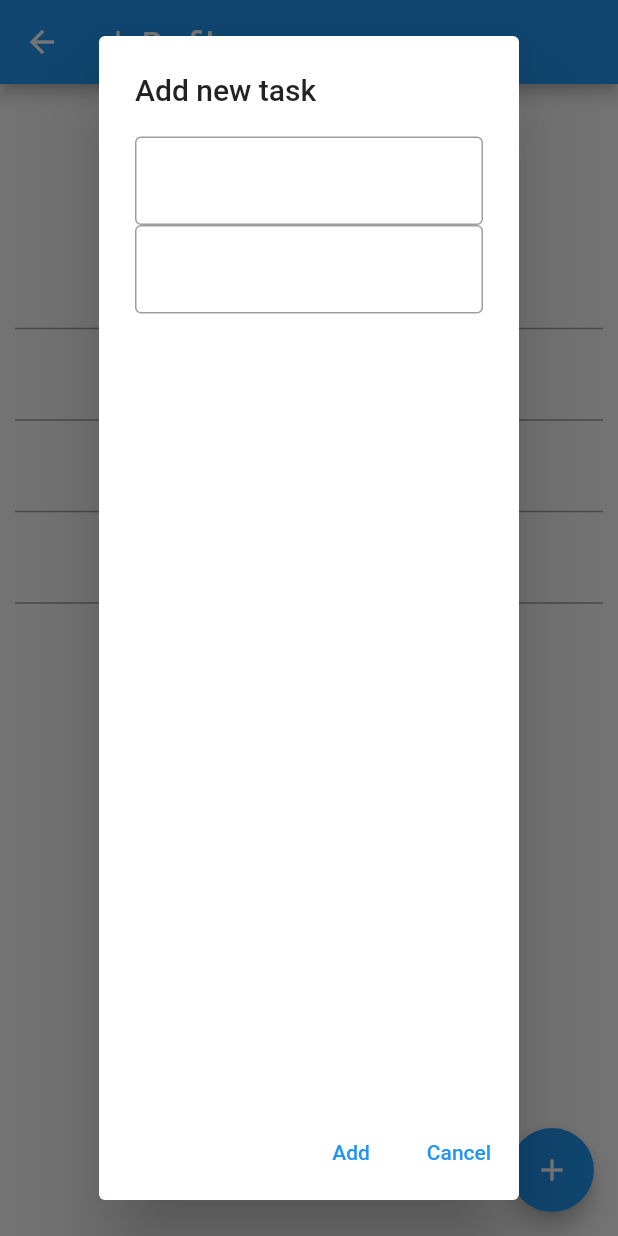
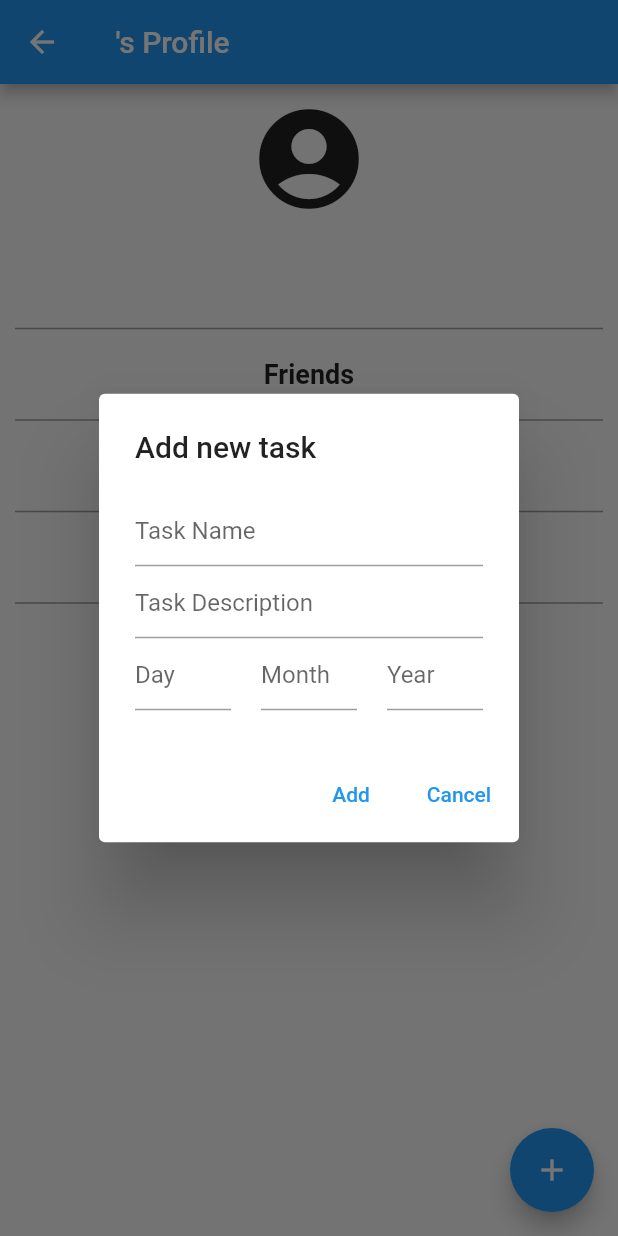
Before and after one commit to CMSC-23-1st-Sem-2022-2023/cmsc-23-project-SallySanban, a Flutter app: the ProfilePage screen opened by its route, after a tap on the "add" icon, on a phone screen of 412 x 824 dp. Run offline on Flutter 3.47's test engine with Material 2 defaults, Android fonts, the light colour scheme and no system bars; our stand-ins replace cloud_firestore, firebase_auth, firebase_core; missing offline and left inert: fake_cloud_firestore, firebase_auth_mocks; accounts and stored records are empty.

Commit message:
feat: changed UI to show todos

```diff
--- a/lib/pages/todo_dialog.dart
+++ b/lib/pages/todo_dialog.dart
@@ -8,6 +8,9 @@
   // int todoIndex;
   TextEditingController titleController = TextEditingController();
   TextEditingController descriptionController = TextEditingController();
+  TextEditingController dayController = TextEditingController();
+  TextEditingController monthController = TextEditingController();
+  TextEditingController yearController = TextEditingController();
 
   TodoDialog({
     super.key,
@@ -42,14 +45,15 @@
         }
       // Edit and add will have input field in them
       default:
-        return Column(
+        return Container(
+          child: Column(
+            mainAxisSize: MainAxisSize.min,
             children: [
               Center(
                 child: TextField(
                   controller: titleController,
                   decoration: InputDecoration(
-                  border: const OutlineInputBorder(),
-                  // hintText: todoIndex != -1 ? todoItems[todoIndex].title : '',
+                    hintText: "Task Name",
                   ),
                 ),
               ),
@@ -57,12 +61,47 @@
                 child: TextField(
                   controller: descriptionController,
                   decoration: InputDecoration(
-                  border: const OutlineInputBorder(),
-                  // hintText: todoIndex != -1 ? todoItems[todoIndex].title : '',
+                    hintText: "Task Description",
+                  ),
+                ),
+              ),
+              Row(
+                mainAxisAlignment: MainAxisAlignment.spaceBetween,
+                children: <Widget>[
+                  new Flexible(
+                    child: TextField(
+                      controller: dayController,
+                      decoration: InputDecoration(
+                        hintText: "Day",
+                      ),
+                    ),
+                  ),
+                  SizedBox(
+                    width: 20.0,
+                  ),
+                  new Flexible(
+                    child: TextField(
+                      controller: monthController,
+                      decoration: InputDecoration(
+                        hintText: "Month",
+                      ),
+                    ),
+                  ),
+                  SizedBox(
+                    width: 20.0,
+                  ),
+                  new Flexible(
+                    child: TextField(
+                      controller: yearController,
+                      decoration: InputDecoration(
+                        hintText: "Year",
                       ),
                     ),
                   ),
                 ],
+              ),
+            ],
+          ),
         );
     }
   }
@@ -75,31 +114,33 @@
         switch (type) {
           case 'Add':
             {
-              // Instantiate a todo objeect to be inserted, default userID will be 1, the id will be the next id in the list
-              Todo temp = Todo(
+              // Instantiate a todo object to be inserted, default userID will be 1, the id will be the next id in the list
+              Todo todo = Todo(
                 title: titleController.text,
                 description: descriptionController.text,
                 status: false,
-                deadline: {'day': '30', 'month': '11', 'year': '2022'},
+                deadline: {
+                  'day': dayController.text,
+                  'month': monthController.text,
+                  'year': yearController.text
+                },
                 notifications: true,
               );
 
-              context.read<TodoListProvider>().addTodo(temp);
+              context.read<TodoListProvider>().addTodo(todo);
 
               // Remove dialog after adding
               Navigator.of(context).pop();
               break;
             }
-          // case 'Edit':
-          //   {
-          //     context
-          //         .read<TodoListProvider>()
-          //         .editTodo(todoIndex, _formFieldController.text);
+          case 'Edit':
+            {
+              context.read<TodoListProvider>().editTodo(titleController.text);
 
-          //     // Remove dialog after editing
-          //     Navigator.of(context).pop();
-          //     break;
-          //   }
+              // Remove dialog after editing
+              Navigator.of(context).pop();
+              break;
+            }
           case 'Delete':
             {
               context.read<TodoListProvider>().deleteTodo();
```
Also changed, not shown: lib/pages/profile_page.dart (+45 -4 lines), lib/providers/todo_provider.dart (+7 -6 lines), 1 other file. Lines whose indentation alone changed are shown as unchanged.
